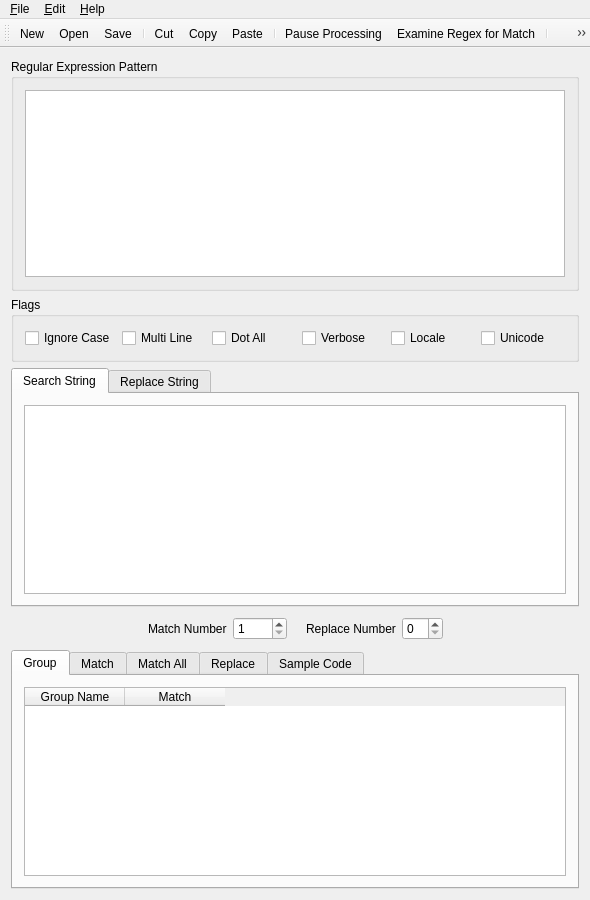
Above: modules/kodosBA.ui from jnvilo/kodos before the change. Below: the same form after it.
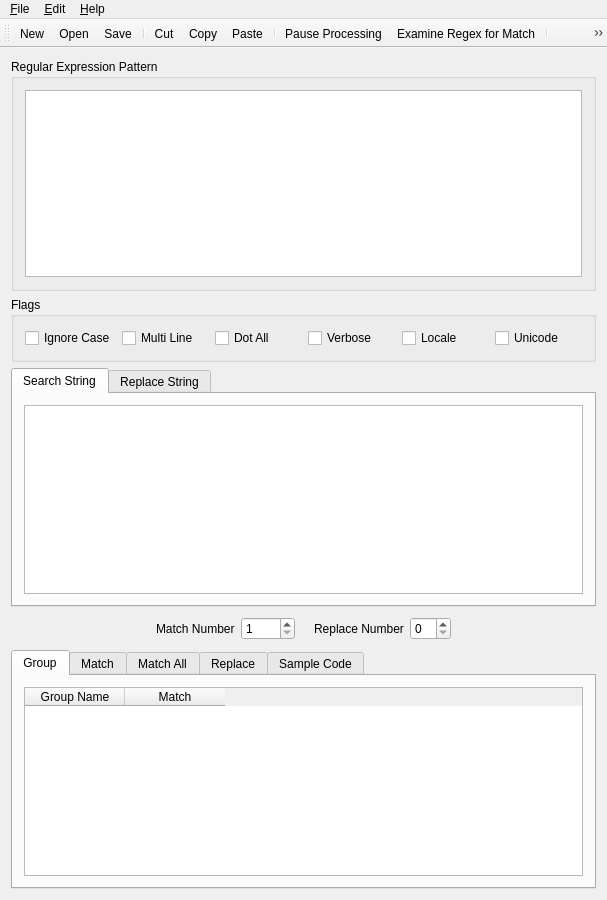
That is the form after the change. Icons and pictures are not drawn.

Commit message: updated QAction activated() signal to triggered() since activated is deprecated

The edit to the form file:
```diff
--- a/modules/kodosBA.ui
+++ b/modules/kodosBA.ui
@@ -6,7 +6,7 @@
    <rect>
     <x>0</x>
     <y>0</y>
-    <width>590</width>
+    <width>607</width>
     <height>900</height>
    </rect>
   </property>
@@ -357,8 +357,8 @@
     <rect>
      <x>0</x>
      <y>0</y>
-     <width>590</width>
-     <height>24</height>
+     <width>607</width>
+     <height>23</height>
     </rect>
    </property>
    <widget class="QMenu" name="fileMenu">
```
Left out of the diff: 50 changed lines with no effect on the pictures.
